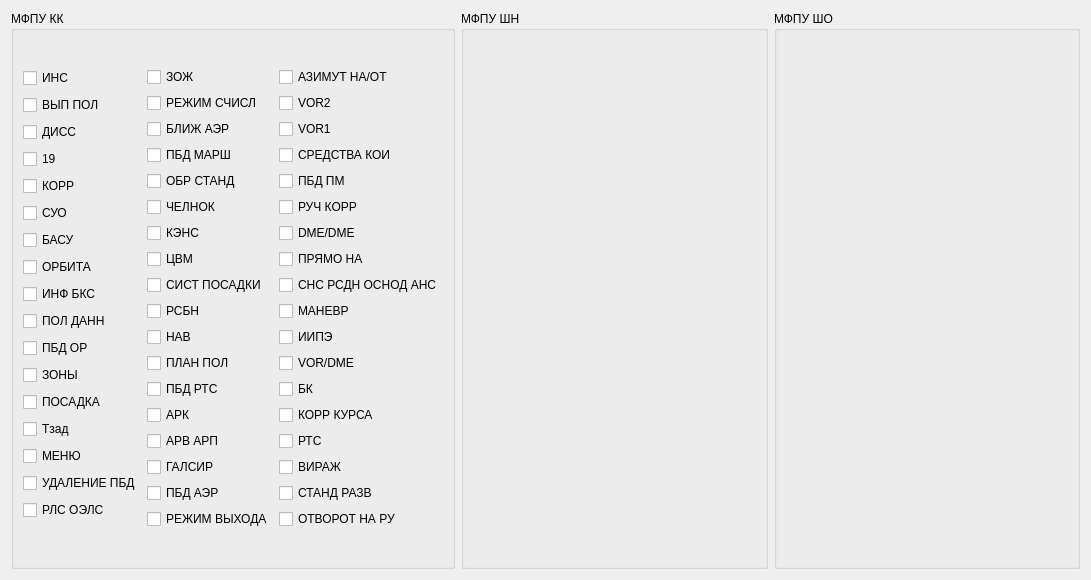
Qt form filter.ui (ArcSigov/Player) before a commit.
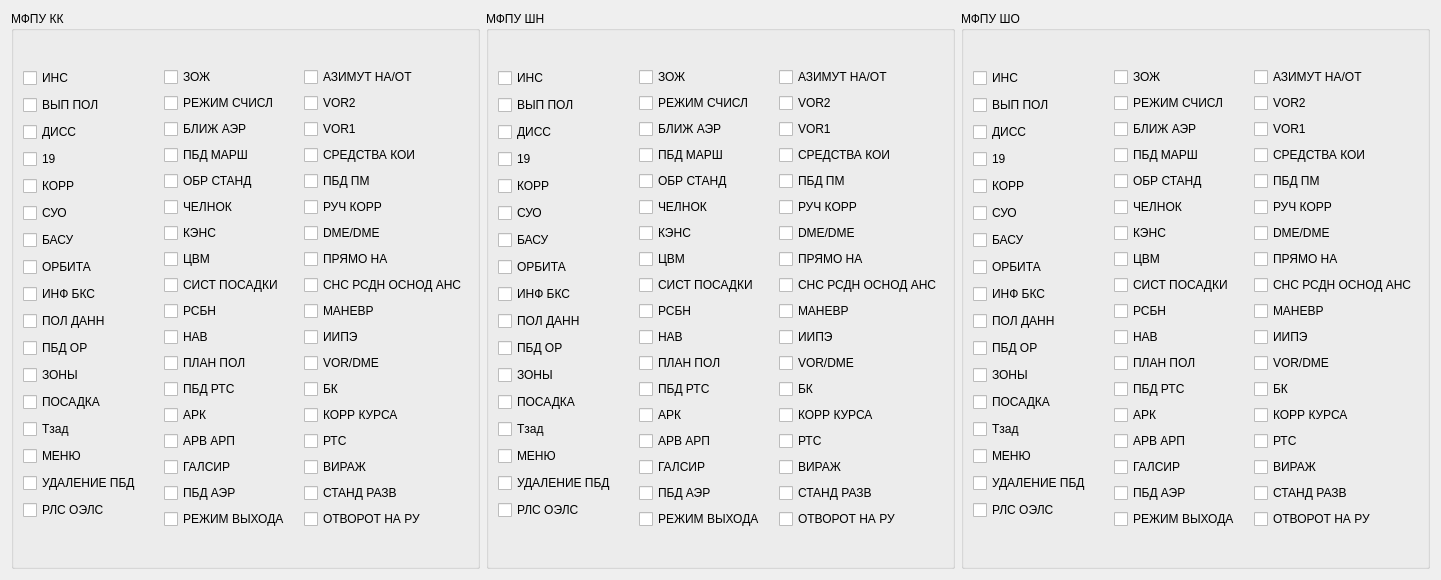
The same form after that commit.

Commit message: Добавлены кнопки на МФПУ ШН и МФПУ ШО

The edit to the form file:
```diff
--- a/filter.ui
+++ b/filter.ui
@@ -6,7 +6,7 @@
    <rect>
     <x>0</x>
     <y>0</y>
-    <width>1091</width>
+    <width>1441</width>
     <height>580</height>
    </rect>
   </property>
@@ -20,19 +20,396 @@
    <string>Form</string>
   </property>
   <layout class="QGridLayout" name="gridLayout_3">
-   <item row="0" column="2">
-    <widget class="QGroupBox" name="groupBox_3">
-     <property name="title">
-      <string>МФПУ ШО</string>
-     </property>
-    </widget>
-   </item>
    <item row="0" column="1">
     <widget class="QGroupBox" name="groupBox_2">
      <property name="title">
       <string>МФПУ ШН</string>
      </property>
-     <layout class="QGridLayout" name="gridLayout_2"/>
+     <layout class="QGridLayout" name="gridLayout_2">
+      <item row="0" column="2">
+       <layout class="QVBoxLayout" name="verticalLayout_7">
+        <item>
+         <widget class="QCheckBox" name="azimut_na_ot_2">
+          <property name="text">
+           <string>АЗИМУТ НА/ОТ</string>
+          </property>
+         </widget>
+        </item>
+        <item>
+         <widget class="QCheckBox" name="vor2_2">
+          <property name="text">
+           <string>VOR2</string>
+          </property>
+         </widget>
+        </item>
+        <item>
+         <widget class="QCheckBox" name="vor1_2">
+          <property name="text">
+           <string>VOR1</string>
+          </property>
+         </widget>
+        </item>
+        <item>
+         <widget class="QCheckBox" name="sredstva_koi_2">
+          <property name="text">
+           <string>СРЕДСТВА КОИ</string>
+          </property>
+         </widget>
+        </item>
+        <item>
+         <widget class="QCheckBox" name="pbd_pm_2">
+          <property name="text">
+           <string>ПБД ПМ</string>
+          </property>
+         </widget>
+        </item>
+        <item>
+         <widget class="QCheckBox" name="ruch_korr_2">
+          <property name="text">
+           <string>РУЧ КОРР</string>
+          </property>
+         </widget>
+        </item>
+        <item>
+         <widget class="QCheckBox" name="dme_dme_2">
+          <property name="text">
+           <string>DME/DME</string>
+          </property>
+         </widget>
+        </item>
+        <item>
+         <widget class="QCheckBox" name="pryamo_na_2">
+          <property name="text">
+           <string>ПРЯМО НА</string>
+          </property>
+         </widget>
+        </item>
+        <item>
+         <widget class="QCheckBox" name="sns_rsdn_osnod_ans_2">
+          <property name="text">
+           <string>СНС РСДН ОСНОД АНС</string>
+          </property>
+         </widget>
+        </item>
+        <item>
+         <widget class="QCheckBox" name="manevr_2">
+          <property name="text">
+           <string>МАНЕВР</string>
+          </property>
+         </widget>
+        </item>
+        <item>
+         <widget class="QCheckBox" name="iipe_2">
+          <property name="text">
+           <string>ИИПЭ</string>
+          </property>
+         </widget>
+        </item>
+        <item>
+         <widget class="QCheckBox" name="vor_dme_2">
+          <property name="text">
+           <string>VOR/DME</string>
+          </property>
+         </widget>
+        </item>
+        <item>
+         <widget class="QCheckBox" name="bk_2">
+          <property name="text">
+           <string>БК</string>
+          </property>
+         </widget>
+        </item>
+        <item>
+         <widget class="QCheckBox" name="korr_kursa_2">
+          <property name="text">
+           <string>КОРР КУРСА</string>
+          </property>
+         </widget>
+        </item>
+        <item>
+         <widget class="QCheckBox" name="rts_2">
+          <property name="text">
+           <string>РТС</string>
+          </property>
+         </widget>
+        </item>
+        <item>
+         <widget class="QCheckBox" name="vyrazh_2">
+          <property name="text">
+           <string>ВИРАЖ</string>
+          </property>
+         </widget>
+        </item>
+        <item>
+         <widget class="QCheckBox" name="stand_razv_2">
+          <property name="text">
+           <string>СТАНД РАЗВ</string>
+          </property>
+         </widget>
+        </item>
+        <item>
+         <widget class="QCheckBox" name="otvorot_na_ru_2">
+          <property name="text">
+           <string>ОТВОРОТ НА РУ</string>
+          </property>
+         </widget>
+        </item>
+       </layout>
+      </item>
+      <item row="0" column="1">
+       <layout class="QVBoxLayout" name="verticalLayout_6">
+        <item>
+         <widget class="QCheckBox" name="zozh_3">
+          <property name="text">
+           <string>ЗОЖ</string>
+          </property>
+         </widget>
+        </item>
+        <item>
+         <widget class="QCheckBox" name="rezhim_schisl_3">
+          <property name="text">
+           <string>РЕЖИМ СЧИСЛ</string>
+          </property>
+         </widget>
+        </item>
+        <item>
+         <widget class="QCheckBox" name="blizh_aer_3">
+          <property name="text">
+           <string>БЛИЖ АЭР</string>
+          </property>
+         </widget>
+        </item>
+        <item>
+         <widget class="QCheckBox" name="pbd_marsh_3">
+          <property name="text">
+           <string>ПБД МАРШ</string>
+          </property>
+         </widget>
+        </item>
+        <item>
+         <widget class="QCheckBox" name="obr_stand_3">
+          <property name="text">
+           <string>ОБР СТАНД</string>
+          </property>
+         </widget>
+        </item>
+        <item>
+         <widget class="QCheckBox" name="chelnock_3">
+          <property name="text">
+           <string>ЧЕЛНОК</string>
+          </property>
+         </widget>
+        </item>
+        <item>
+         <widget class="QCheckBox" name="kens_3">
+          <property name="text">
+           <string>КЭНС</string>
+          </property>
+         </widget>
+        </item>
+        <item>
+         <widget class="QCheckBox" name="cvm_3">
+          <property name="text">
+           <string>ЦВМ</string>
+          </property>
+         </widget>
+        </item>
+        <item>
+         <widget class="QCheckBox" name="syst_posadky_3">
+          <property name="text">
+           <string>СИСТ ПОСАДКИ</string>
+          </property>
+         </widget>
+        </item>
+        <item>
+         <widget class="QCheckBox" name="rsbn_3">
+          <property name="text">
+           <string>РСБН</string>
+          </property>
+         </widget>
+        </item>
+        <item>
+         <widget class="QCheckBox" name="nav_3">
+          <property name="text">
+           <string>НАВ</string>
+          </property>
+         </widget>
+        </item>
+        <item>
+         <widget class="QCheckBox" name="plan_pol_3">
+          <property name="text">
+           <string>ПЛАН ПОЛ</string>
+          </property>
+         </widget>
+        </item>
+        <item>
+         <widget class="QCheckBox" name="pbd_rts_3">
+          <property name="text">
+           <string>ПБД РТС</string>
+          </property>
+         </widget>
+        </item>
+        <item>
+         <widget class="QCheckBox" name="ark_3">
+          <property name="text">
+           <string>АРК</string>
+          </property>
+         </widget>
+        </item>
+        <item>
+         <widget class="QCheckBox" name="arv_arp_3">
+          <property name="text">
+           <string>АРВ АРП</string>
+          </property>
+         </widget>
+        </item>
+        <item>
+         <widget class="QCheckBox" name="galsir_3">
+          <property name="text">
+           <string>ГАЛСИР</string>
+          </property>
+         </widget>
+        </item>
+        <item>
+         <widget class="QCheckBox" name="pbd_aer_3">
+          <property name="text">
+           <string>ПБД АЭР</string>
+          </property>
+         </widget>
+        </item>
+        <item>
+         <widget class="QCheckBox" name="rezhim_vyhoda_3">
+          <property name="text">
+           <string>РЕЖИМ ВЫХОДА</string>
+          </property>
+         </widget>
+        </item>
+       </layout>
+      </item>
+      <item row="0" column="0">
+       <layout class="QVBoxLayout" name="verticalLayout_4">
+        <item>
+         <widget class="QCheckBox" name="ins_2">
+          <property name="text">
+           <string>ИНС</string>
+          </property>
+         </widget>
+        </item>
+        <item>
+         <widget class="QCheckBox" name="vyppol_2">
+          <property name="text">
+           <string>ВЫП ПОЛ</string>
+          </property>
+         </widget>
+        </item>
+        <item>
+         <widget class="QCheckBox" name="diss_2">
+          <property name="text">
+           <string>ДИСС</string>
+          </property>
+         </widget>
+        </item>
+        <item>
+         <widget class="QCheckBox" name="_19_2">
+          <property name="text">
+           <string>19</string>
+          </property>
+         </widget>
+        </item>
+        <item>
+         <widget class="QCheckBox" name="korr_2">
+          <property name="text">
+           <string>КОРР</string>
+          </property>
+         </widget>
+        </item>
+        <item>
+         <widget class="QCheckBox" name="suo_2">
+          <property name="text">
+           <string>СУО</string>
+          </property>
+         </widget>
+        </item>
+        <item>
+         <widget class="QCheckBox" name="basu_2">
+          <property name="text">
+           <string>БАСУ</string>
+          </property>
+         </widget>
+        </item>
+        <item>
+         <widget class="QCheckBox" name="orbit_2">
+          <property name="text">
+           <string>ОРБИТА</string>
+          </property>
+         </widget>
+        </item>
+        <item>
+         <widget class="QCheckBox" name="inf_bks_2">
+          <property name="text">
+           <string>ИНФ БКС</string>
+          </property>
+         </widget>
+        </item>
+        <item>
+         <widget class="QCheckBox" name="pol_dann_2">
+          <property name="text">
+           <string>ПОЛ ДАНН</string>
+          </property>
+         </widget>
+        </item>
+        <item>
+         <widget class="QCheckBox" name="pbd_or_2">
+          <property name="text">
+           <string>ПБД ОР</string>
+          </property>
+         </widget>
+        </item>
+        <item>
+         <widget class="QCheckBox" name="zony_2">
+          <property name="text">
+           <string>ЗОНЫ</string>
+          </property>
+         </widget>
+        </item>
+        <item>
+         <widget class="QCheckBox" name="posadka_2">
+          <property name="text">
+           <string>ПОСАДКА</string>
+          </property>
+         </widget>
+        </item>
+        <item>
+         <widget class="QCheckBox" name="Tzad_2">
+          <property name="text">
+           <string>Тзад</string>
+          </property>
+         </widget>
+        </item>
+        <item>
+         <widget class="QCheckBox" name="menu_2">
+          <property name="text">
+           <string>МЕНЮ</string>
+          </property>
+         </widget>
+        </item>
+        <item>
+         <widget class="QCheckBox" name="ydalenie_pbd_2">
+          <property name="text">
+           <string>УДАЛЕНИЕ ПБД</string>
+          </property>
+         </widget>
+        </item>
+        <item>
+         <widget class="QCheckBox" name="rls_oels_2">
+          <property name="text">
+           <string>РЛС ОЭЛС</string>
+          </property>
+         </widget>
+        </item>
+       </layout>
+      </item>
+     </layout>
     </widget>
    </item>
    <item row="0" column="0">
@@ -427,6 +804,398 @@
      </layout>
     </widget>
    </item>
+   <item row="0" column="2">
+    <widget class="QGroupBox" name="groupBox_3">
+     <property name="title">
+      <string>МФПУ ШО</string>
+     </property>
+     <layout class="QGridLayout" name="gridLayout_5">
+      <item row="0" column="2">
+       <layout class="QVBoxLayout" name="verticalLayout_9">
+        <item>
+         <widget class="QCheckBox" name="azimut_na_ot_3">
+          <property name="text">
+           <string>АЗИМУТ НА/ОТ</string>
+          </property>
+         </widget>
+        </item>
+        <item>
+         <widget class="QCheckBox" name="vor2_3">
+          <property name="text">
+           <string>VOR2</string>
+          </property>
+         </widget>
+        </item>
+        <item>
+         <widget class="QCheckBox" name="vor1_3">
+          <property name="text">
+           <string>VOR1</string>
+          </property>
+         </widget>
+        </item>
+        <item>
+         <widget class="QCheckBox" name="sredstva_koi_3">
+          <property name="text">
+           <string>СРЕДСТВА КОИ</string>
+          </property>
+         </widget>
+        </item>
+        <item>
+         <widget class="QCheckBox" name="pbd_pm_3">
+          <property name="text">
+           <string>ПБД ПМ</string>
+          </property>
+         </widget>
+        </item>
+        <item>
+         <widget class="QCheckBox" name="ruch_korr_3">
+          <property name="text">
+           <string>РУЧ КОРР</string>
+          </property>
+         </widget>
+        </item>
+        <item>
+         <widget class="QCheckBox" name="dme_dme_3">
+          <property name="text">
+           <string>DME/DME</string>
+          </property>
+         </widget>
+        </item>
+        <item>
+         <widget class="QCheckBox" name="pryamo_na_3">
+          <property name="text">
+           <string>ПРЯМО НА</string>
+          </property>
+         </widget>
+        </item>
+        <item>
+         <widget class="QCheckBox" name="sns_rsdn_osnod_ans_3">
+          <property name="text">
+           <string>СНС РСДН ОСНОД АНС</string>
+          </property>
+         </widget>
+        </item>
+        <item>
+         <widget class="QCheckBox" name="manevr_3">
+          <property name="text">
+           <string>МАНЕВР</string>
+          </property>
+         </widget>
+        </item>
+        <item>
+         <widget class="QCheckBox" name="iipe_3">
+          <property name="text">
+           <string>ИИПЭ</string>
+          </property>
+         </widget>
+        </item>
+        <item>
+         <widget class="QCheckBox" name="vor_dme_3">
+          <property name="text">
+           <string>VOR/DME</string>
+          </property>
+         </widget>
+        </item>
+        <item>
+         <widget class="QCheckBox" name="bk_3">
+          <property name="text">
+           <string>БК</string>
+          </property>
+         </widget>
+        </item>
+        <item>
+         <widget class="QCheckBox" name="korr_kursa_3">
+          <property name="text">
+           <string>КОРР КУРСА</string>
+          </property>
+         </widget>
+        </item>
+        <item>
+         <widget class="QCheckBox" name="rts_3">
+          <property name="text">
+           <string>РТС</string>
+          </property>
+         </widget>
+        </item>
+        <item>
+         <widget class="QCheckBox" name="vyrazh_3">
+          <property name="text">
+           <string>ВИРАЖ</string>
+          </property>
+         </widget>
+        </item>
+        <item>
+         <widget class="QCheckBox" name="stand_razv_3">
+          <property name="text">
+           <string>СТАНД РАЗВ</string>
+          </property>
+         </widget>
+        </item>
+        <item>
+         <widget class="QCheckBox" name="otvorot_na_ru_3">
+          <property name="text">
+           <string>ОТВОРОТ НА РУ</string>
+          </property>
+         </widget>
+        </item>
+       </layout>
+      </item>
+      <item row="0" column="1">
+       <layout class="QVBoxLayout" name="verticalLayout_10">
+        <item>
+         <widget class="QCheckBox" name="zozh_4">
+          <property name="text">
+           <string>ЗОЖ</string>
+          </property>
+         </widget>
+        </item>
+        <item>
+         <widget class="QCheckBox" name="rezhim_schisl_4">
+          <property name="text">
+           <string>РЕЖИМ СЧИСЛ</string>
+          </property>
+         </widget>
+        </item>
+        <item>
+         <widget class="QCheckBox" name="blizh_aer_4">
+          <property name="text">
+           <string>БЛИЖ АЭР</string>
+          </property>
+         </widget>
+        </item>
+        <item>
+         <widget class="QCheckBox" name="pbd_marsh_4">
+          <property name="text">
+           <string>ПБД МАРШ</string>
+          </property>
+         </widget>
+        </item>
+        <item>
+         <widget class="QCheckBox" name="obr_stand_4">
+          <property name="text">
+           <string>ОБР СТАНД</string>
+          </property>
+         </widget>
+        </item>
+        <item>
+         <widget class="QCheckBox" name="chelnock_4">
+          <property name="text">
+           <string>ЧЕЛНОК</string>
+          </property>
+         </widget>
+        </item>
+        <item>
+         <widget class="QCheckBox" name="kens_4">
+          <property name="text">
+           <string>КЭНС</string>
+          </property>
+         </widget>
+        </item>
+        <item>
+         <widget class="QCheckBox" name="cvm_4">
+          <property name="text">
+           <string>ЦВМ</string>
+          </property>
+         </widget>
+        </item>
+        <item>
+         <widget class="QCheckBox" name="syst_posadky_4">
+          <property name="text">
+           <string>СИСТ ПОСАДКИ</string>
+          </property>
+         </widget>
+        </item>
+        <item>
+         <widget class="QCheckBox" name="rsbn_4">
+          <property name="text">
+           <string>РСБН</string>
+          </property>
+         </widget>
+        </item>
+        <item>
+         <widget class="QCheckBox" name="nav_4">
+          <property name="text">
+           <string>НАВ</string>
+          </property>
+         </widget>
+        </item>
+        <item>
+         <widget class="QCheckBox" name="plan_pol_4">
+          <property name="text">
+           <string>ПЛАН ПОЛ</string>
+          </property>
+         </widget>
+        </item>
+        <item>
+         <widget class="QCheckBox" name="pbd_rts_4">
+          <property name="text">
+           <string>ПБД РТС</string>
+          </property>
+         </widget>
+        </item>
+        <item>
+         <widget class="QCheckBox" name="ark_4">
+          <property name="text">
+           <string>АРК</string>
+          </property>
+         </widget>
+        </item>
+        <item>
+         <widget class="QCheckBox" name="arv_arp_4">
+          <property name="text">
+           <string>АРВ АРП</string>
+          </property>
+         </widget>
+        </item>
+        <item>
+         <widget class="QCheckBox" name="galsir_4">
+          <property name="text">
+           <string>ГАЛСИР</string>
+          </property>
+         </widget>
+        </item>
+        <item>
+         <widget class="QCheckBox" name="pbd_aer_4">
+          <property name="text">
+           <string>ПБД АЭР</string>
+          </property>
+         </widget>
+        </item>
+        <item>
+         <widget class="QCheckBox" name="rezhim_vyhoda_4">
+          <property name="text">
+           <string>РЕЖИМ ВЫХОДА</string>
+          </property>
+         </widget>
+        </item>
+       </layout>
+      </item>
+      <item row="0" column="0">
+       <layout class="QVBoxLayout" name="verticalLayout_11">
+        <item>
+         <widget class="QCheckBox" name="ins_4">
+          <property name="text">
+           <string>ИНС</string>
+          </property>
+         </widget>
+        </item>
+        <item>
+         <widget class="QCheckBox" name="vyppol_4">
+          <property name="text">
+           <string>ВЫП ПОЛ</string>
+          </property>
+         </widget>
+        </item>
+        <item>
+         <widget class="QCheckBox" name="diss_4">
+          <property name="text">
+           <string>ДИСС</string>
+          </property>
+         </widget>
+        </item>
+        <item>
+         <widget class="QCheckBox" name="_19_3">
+          <property name="text">
+           <string>19</string>
+          </property>
+         </widget>
+        </item>
+        <item>
+         <widget class="QCheckBox" name="korr_4">
+          <property name="text">
+           <string>КОРР</string>
+          </property>
+         </widget>
+        </item>
+        <item>
+         <widget class="QCheckBox" name="suo_4">
+          <property name="text">
+           <string>СУО</string>
+          </property>
+         </widget>
+        </item>
+        <item>
+         <widget class="QCheckBox" name="basu_4">
+          <property name="text">
+           <string>БАСУ</string>
+          </property>
+         </widget>
+        </item>
+        <item>
+         <widget class="QCheckBox" name="orbit_4">
+          <property name="text">
+           <string>ОРБИТА</string>
+          </property>
+         </widget>
+        </item>
+        <item>
+         <widget class="QCheckBox" name="inf_bks_4">
+          <property name="text">
+           <string>ИНФ БКС</string>
+          </property>
+         </widget>
+        </item>
+        <item>
+         <widget class="QCheckBox" name="pol_dann_4">
+          <property name="text">
+           <string>ПОЛ ДАНН</string>
+          </property>
+         </widget>
+        </item>
+        <item>
+         <widget class="QCheckBox" name="pbd_or_4">
+          <property name="text">
+           <string>ПБД ОР</string>
+          </property>
+         </widget>
+        </item>
+        <item>
+         <widget class="QCheckBox" name="zony_4">
+          <property name="text">
+           <string>ЗОНЫ</string>
+          </property>
+         </widget>
+        </item>
+        <item>
+         <widget class="QCheckBox" name="posadka_4">
+          <property name="text">
+           <string>ПОСАДКА</string>
+          </property>
+         </widget>
+        </item>
+        <item>
+         <widget class="QCheckBox" name="Tzad_4">
+          <property name="text">
+           <string>Тзад</string>
+          </property>
+         </widget>
+        </item>
+        <item>
+         <widget class="QCheckBox" name="menu_4">
+          <property name="text">
+           <string>МЕНЮ</string>
+          </property>
+         </widget>
+        </item>
+        <item>
+         <widget class="QCheckBox" name="ydalenie_pbd_4">
+          <property name="text">
+           <string>УДАЛЕНИЕ ПБД</string>
+          </property>
+         </widget>
+        </item>
+        <item>
+         <widget class="QCheckBox" name="rls_oels_4">
+          <property name="text">
+           <string>РЛС ОЭЛС</string>
+          </property>
+         </widget>
+        </item>
+       </layout>
+      </item>
+     </layout>
+    </widget>
+   </item>
   </layout>
  </widget>
  <resources/>
```
